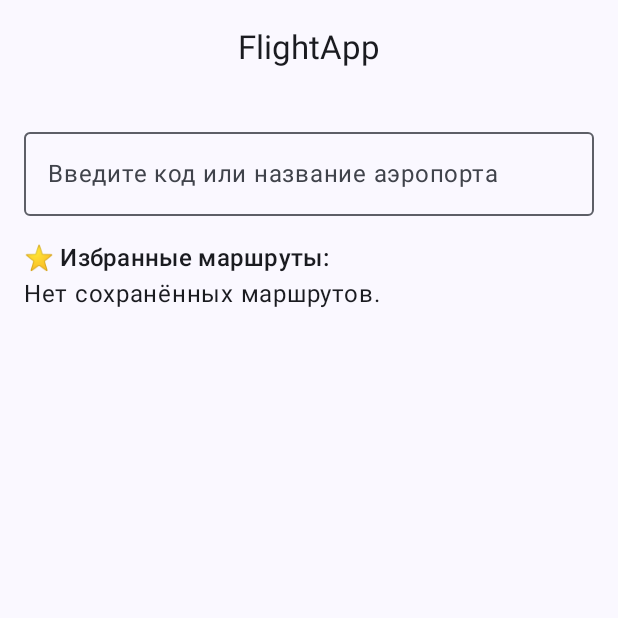
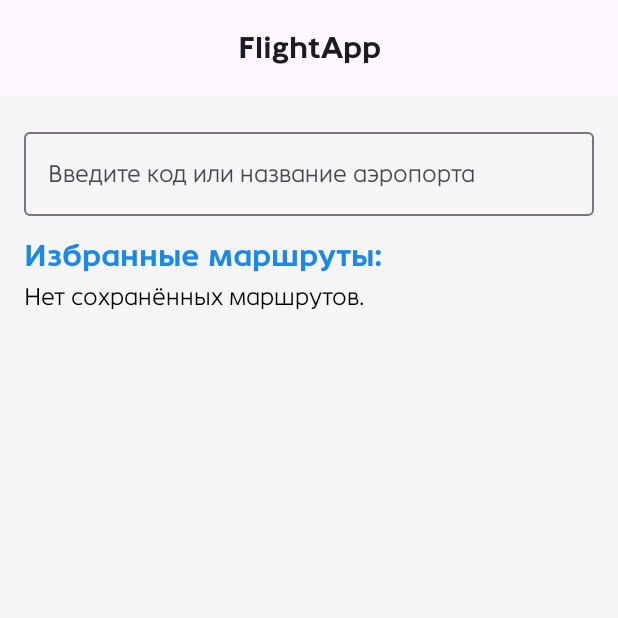
Before and after one commit to mcalexandretion/FlightApp_Lab5_MobileAD, an Android app built with Jetpack Compose: the composable FlightSearchScreen shown on its own in the app's theme, on a phone screen of 412 x 824 dp, the top half of it. Run offline under Robolectric (Android 15) with nearby library versions, the phone set to English and light mode, and no system bars; our stand-ins replace Room's generated code.

Commit message:
style: add styles

```diff
--- a/app/src/main/java/com/example/flightapp/MainActivity.kt
+++ b/app/src/main/java/com/example/flightapp/MainActivity.kt
@@ -5,6 +5,7 @@ import androidx.activity.ComponentActivity
 import androidx.activity.compose.setContent
 import androidx.activity.viewModels
 import com.example.flightapp.ui.FlightSearchScreen
+import com.example.flightapp.ui.theme.FlightAppTheme
 import com.example.flightapp.viewmodel.FlightViewModel
 
 class MainActivity : ComponentActivity() {
@@ -13,7 +14,7 @@ class MainActivity : ComponentActivity() {
     override fun onCreate(savedInstanceState: Bundle?) {
         super.onCreate(savedInstanceState)
         setContent {
-            FlightSearchScreen(viewModel)
+            FlightAppTheme{ FlightSearchScreen(viewModel) }
         }
     }
 }
--- a/app/src/main/java/com/example/flightapp/ui/FavoritesList.kt
+++ b/app/src/main/java/com/example/flightapp/ui/FavoritesList.kt
@@ -11,11 +11,12 @@ import androidx.compose.ui.Alignment
 import androidx.compose.ui.Modifier
 import androidx.compose.ui.unit.dp
 import com.example.flightapp.models.Favorite
+import com.example.flightapp.ui.theme.AppTypography
 
 @Composable
 fun FavoritesList(
     favorites: List<Favorite>,
-    airportsMap: Map<String, String>, // Map IATA code to airport name
+    airportsMap: Map<String, String>,
     onRemoveFavorite: (Favorite) -> Unit
 ) {
     if (favorites.isEmpty()) {
@@ -32,18 +33,18 @@ fun FavoritesList(
                 ) {
                     Column {
                         Text("DEPART", style = MaterialTheme.typography.labelSmall)
-                        Text(
-                            "${fav.departureCode} - ${airportsMap[fav.departureCode] ?: "Неизвестно"}",
-                            style = MaterialTheme.typography.bodyLarge
-                        )
-
+                        Row {
+                            Text(fav.departureCode, style = AppTypography.titleLarge)
+                            Spacer(Modifier.width(8.dp))
+                            Text(airportsMap[fav.departureCode] ?: fav.departureCode)
+                        }
                         Spacer(modifier = Modifier.height(8.dp))
-
                         Text("ARRIVE", style = MaterialTheme.typography.labelSmall)
-                        Text(
-                            "${fav.destinationCode} - ${airportsMap[fav.destinationCode] ?: "Неизвестно"}",
-                            style = MaterialTheme.typography.bodyLarge
-                        )
+                        Row {
+                            Text(fav.destinationCode, style = AppTypography.titleLarge)
+                            Spacer(Modifier.width(8.dp))
+                            Text(airportsMap[fav.destinationCode] ?: fav.destinationCode)
+                        }
                     }
 
                     IconButton(onClick = { onRemoveFavorite(fav) }) {
--- a/app/src/main/java/com/example/flightapp/ui/FlightSearchScreen.kt
+++ b/app/src/main/java/com/example/flightapp/ui/FlightSearchScreen.kt
@@ -15,6 +15,7 @@ import androidx.compose.ui.Modifier
 import androidx.compose.ui.unit.dp
 import com.example.flightapp.viewmodel.FlightViewModel
 import com.example.flightapp.ui.components.FlightAppTopBar
+import com.example.flightapp.ui.theme.AppTypography
 
 @OptIn(ExperimentalMaterial3Api::class)
 @Composable
@@ -59,7 +60,8 @@ fun FlightSearchScreen(viewModel: FlightViewModel) {
 
             when {
                 isShowingFavorites -> {
-                    Text("⭐ Избранные маршруты:", style = MaterialTheme.typography.titleMedium)
+                    Text("Избранные маршруты:", style = AppTypography.titleSmall)
+                    Spacer(modifier = Modifier.height(8.dp))
                     FavoritesList(
                         favorites = favorites,
                         airportsMap = airportsMap,
@@ -68,7 +70,7 @@ fun FlightSearchScreen(viewModel: FlightViewModel) {
                 }
 
                 selectedAirport == null && query.isNotBlank() -> {
-                    Text("Аэропорты по запросу:", style = MaterialTheme.typography.titleMedium)
+                    Text("Аэропорты по запросу:", style = AppTypography.titleSmall)
                     AirportList(
                         airports = airports,
                         onSelectAirport = {
--- a/app/src/main/java/com/example/flightapp/ui/theme/Color.kt
+++ b/app/src/main/java/com/example/flightapp/ui/theme/Color.kt
@@ -2,10 +2,6 @@ package com.example.flightapp.ui.theme
 
 import androidx.compose.ui.graphics.Color
 
-val Purple80 = Color(0xFFD0BCFF)
-val PurpleGrey80 = Color(0xFFCCC2DC)
-val Pink80 = Color(0xFFEFB8C8)
-
-val Purple40 = Color(0xFF6650a4)
-val PurpleGrey40 = Color(0xFF625b71)
-val Pink40 = Color(0xFF7D5260)
+val PrimaryBlue = Color(0xFF1E88E5)
+val LightGray = Color(0xFFF5F5F5)
+val AccentYellow = Color(0xFFFFC107)
--- a/app/src/main/java/com/example/flightapp/ui/theme/Theme.kt
+++ b/app/src/main/java/com/example/flightapp/ui/theme/Theme.kt
@@ -1,58 +1,24 @@
 package com.example.flightapp.ui.theme
 
-import android.app.Activity
-import android.os.Build
-import androidx.compose.foundation.isSystemInDarkTheme
-import androidx.compose.material3.MaterialTheme
-import androidx.compose.material3.darkColorScheme
-import androidx.compose.material3.dynamicDarkColorScheme
-import androidx.compose.material3.dynamicLightColorScheme
-import androidx.compose.material3.lightColorScheme
+import androidx.compose.material3.*
 import androidx.compose.runtime.Composable
-import androidx.compose.ui.platform.LocalContext
+import androidx.compose.ui.graphics.Color
 
-private val DarkColorScheme = darkColorScheme(
-    primary = Purple80,
-    secondary = PurpleGrey80,
-    tertiary = Pink80
-)
-
-private val LightColorScheme = lightColorScheme(
-    primary = Purple40,
-    secondary = PurpleGrey40,
-    tertiary = Pink40
-
-    /* Other default colors to override
-    background = Color(0xFFFFFBFE),
-    surface = Color(0xFFFFFBFE),
+private val LightColors = lightColorScheme(
+    primary = PrimaryBlue,
     onPrimary = Color.White,
-    onSecondary = Color.White,
-    onTertiary = Color.White,
-    onBackground = Color(0xFF1C1B1F),
-    onSurface = Color(0xFF1C1B1F),
-    */
+    background = LightGray,
+    onBackground = Color.Black,
+    secondary = AccentYellow
 )
 
 @Composable
 fun FlightAppTheme(
-    darkTheme: Boolean = isSystemInDarkTheme(),
-    // Dynamic color is available on Android 12+
-    dynamicColor: Boolean = true,
     content: @Composable () -> Unit
 ) {
-    val colorScheme = when {
-        dynamicColor && Build.VERSION.SDK_INT >= Build.VERSION_CODES.S -> {
-            val context = LocalContext.current
-            if (darkTheme) dynamicDarkColorScheme(context) else dynamicLightColorScheme(context)
-        }
-
-        darkTheme -> DarkColorScheme
-        else -> LightColorScheme
-    }
-
     MaterialTheme(
-        colorScheme = colorScheme,
-        typography = Typography,
+        colorScheme = LightColors,
+        typography = AppTypography,
         content = content
     )
 }
--- a/app/src/main/java/com/example/flightapp/ui/theme/Type.kt
+++ b/app/src/main/java/com/example/flightapp/ui/theme/Type.kt
@@ -2,33 +2,27 @@ package com.example.flightapp.ui.theme
 
 import androidx.compose.material3.Typography
 import androidx.compose.ui.text.TextStyle
-import androidx.compose.ui.text.font.FontFamily
+import androidx.compose.ui.unit.sp
 import androidx.compose.ui.text.font.FontWeight
-import androidx.compose.ui.unit.sp
+import com.example.flightapp.ui.theme.*
 
-// Set of Material typography styles to start with
-val Typography = Typography(
+val AppTypography = Typography(
     bodyLarge = TextStyle(
-        fontFamily = FontFamily.Default,
+        fontFamily = Fonts,
         fontWeight = FontWeight.Normal,
-        fontSize = 16.sp,
-        lineHeight = 24.sp,
-        letterSpacing = 0.5.sp
+        fontSize = 16.sp
+    ),
+    titleLarge = TextStyle(
+        fontFamily = Fonts,
+        fontWeight = FontWeight.Bold,
+        fontSize = 20.sp
+    ),
+    titleSmall = TextStyle(
+        fontFamily = Fonts,
+        fontWeight = FontWeight.Bold,
+        fontSize = 20.sp,
+        color = PrimaryBlue
     )
-    /* Other default text styles to override
-    titleLarge = TextStyle(
-        fontFamily = FontFamily.Default,
-        fontWeight = FontWeight.Normal,
-        fontSize = 22.sp,
-        lineHeight = 28.sp,
-        letterSpacing = 0.sp
-    ),
-    labelSmall = TextStyle(
-        fontFamily = FontFamily.Default,
-        fontWeight = FontWeight.Medium,
-        fontSize = 11.sp,
-        lineHeight = 16.sp,
-        letterSpacing = 0.5.sp
-    )
-    */
+
+
 )
```
Also changed, not shown: app/src/main/java/com/example/flightapp/ui/AirportList.kt (+33 -7 lines), app/src/main/java/com/example/flightapp/ui/DestinationList.kt (+9 -7 lines), app/src/main/java/com/example/flightapp/ui/SearchInput.kt (+0 -7 lines), app/src/main/java/com/example/flightapp/ui/theme/Font.kt (added, +11 -0 lines), app/src/main/res/values/colors.xml (+5 -5 lines), app/src/main/res/font/font.ttf (added), app/src/main/res/font/font_bold.ttf (added).
